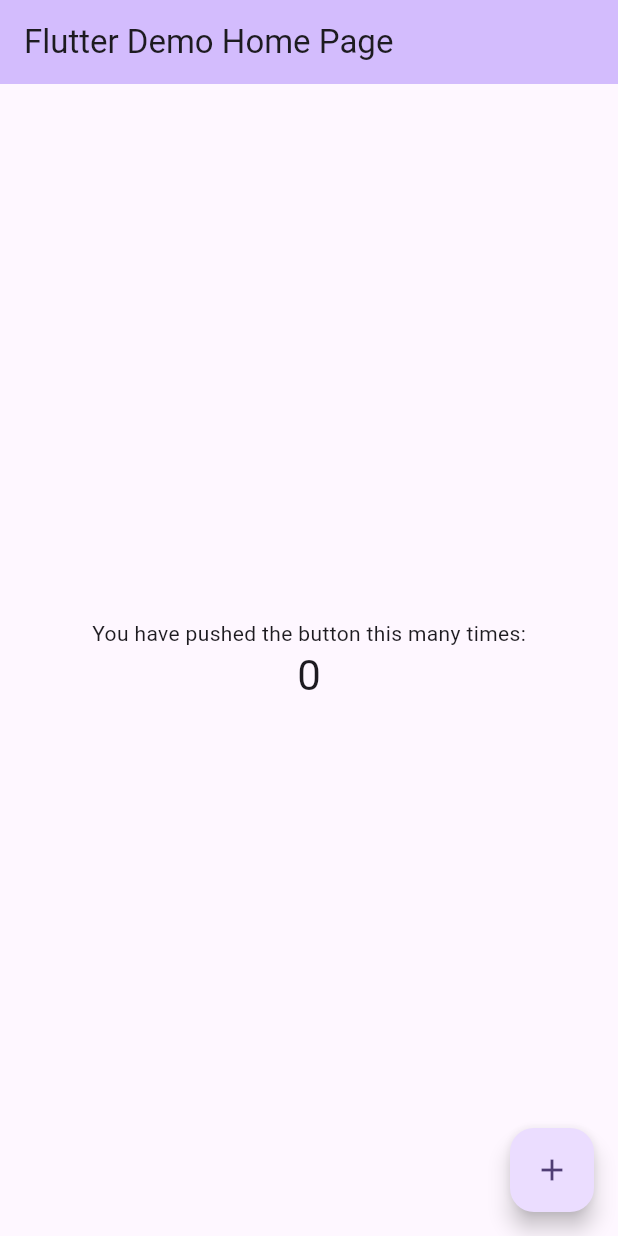
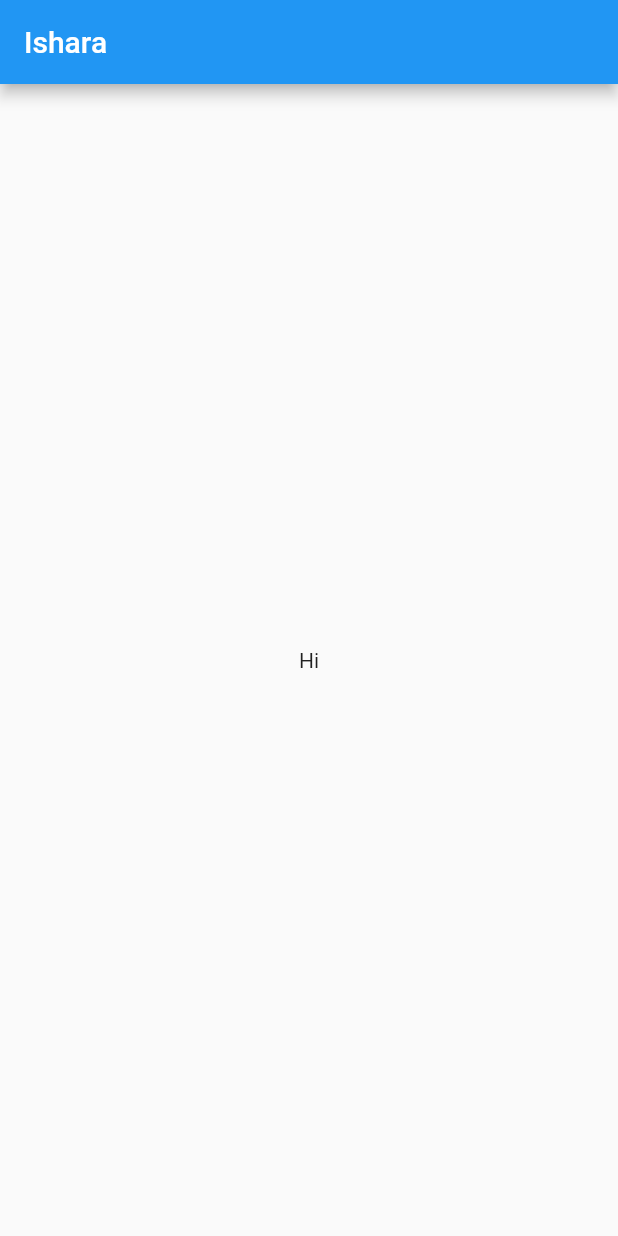
Before and after one commit to KPWIMaduwanthi/MAD_Task, a Flutter app: the screen it shows after launch, on a phone screen of 412 x 824 dp. Run offline on Flutter 3.47's test engine with Material 2 defaults, Android fonts, the phone set to English and light mode, and no system bars.

Commit message:
chage my name

```diff
--- a/flutter_application_1/lib/main.dart
+++ b/flutter_application_1/lib/main.dart
@@ -1,4 +1,5 @@
 import 'package:flutter/material.dart';
+import 'pages/home_page.dart';
 
 void main() {
   runApp(const MyApp());
@@ -7,107 +8,10 @@ void main() {
 class MyApp extends StatelessWidget {
   const MyApp({super.key});
 
-  // This widget is the root of your application.
   @override
   Widget build(BuildContext context) {
-    return MaterialApp(
-      title: 'Flutter Demo',
-      theme: ThemeData(
-        // This is the theme of your application.
-        //
-        // TRY THIS: Try running your application with "flutter run". You'll see
-        // the application has a blue toolbar. Then, without quitting the app,
-        // try changing the seedColor in the colorScheme below to Colors.green
-        // and then invoke "hot reload" (save your changes or press the "hot
-        // reload" button in a Flutter-supported IDE, or press "r" if you used
-        // the command line to start the app).
-        //
-        // Notice that the counter didn't reset back to zero; the application
-        // state is not lost during the reload. To reset the state, use hot
-        // restart instead.
-        //
-        // This works for code too, not just values: Most code changes can be
-        // tested with just a hot reload.
-        colorScheme: ColorScheme.fromSeed(seedColor: Colors.deepPurple),
-        useMaterial3: true,
-      ),
-      home: const MyHomePage(title: 'Flutter Demo Home Page'),
+    return const MaterialApp(
+      home: HomePage(),
     );
   }
 }
-
-class MyHomePage extends StatefulWidget {
-  const MyHomePage({super.key, required this.title});
-
-  // This widget is the home page of your application. It is stateful, meaning
-  // that it has a State object (defined below) that contains fields that affect
-  // how it looks.
-
-  // This class is the configuration for the state. It holds the values (in this
-  // case the title) provided by the parent (in this case the App widget) and
-  // used by the build method of the State. Fields in a Widget subclass are
-  // always marked "final".
-
-  final String title;
-
-  @override
-  State<MyHomePage> createState() => _MyHomePageState();
-}
-
-class _MyHomePageState extends State<MyHomePage> {
-  int _counter = 0;
-
-  void _incrementCounter() {
-    setState(() {
-      // This call to setState tells the Flutter framework that something has
-      // changed in this State, which causes it to rerun the build method below
-      // so that the display can reflect the updated values. If we changed
-      // _counter without calling setState(), then the build method would not be
-      // called again, and so nothing would appear to happen.
-      _counter++;
-    });
-  }
-
-  @override
-  Widget build(BuildContext context) {
-    // This method is rerun every time setState is called, for instance as done
-    // by the _incrementCounter method above.
-    //
-    // The Flutter framework has been optimized to make rerunning build methods
-    // fast, so that you can just rebuild anything that needs updating rather
-    // than having to individually change instances of widgets.
-    return Scaffold(
-      appBar: AppBar(
-        // TRY THIS: Try changing the color here to a specific color (to
-        // Colors.amber, perhaps?) and trigger a hot reload to see the AppBar
-        // change color while the other colors stay the same.
-        backgroundColor: Theme.of(context).colorScheme.inversePrimary,
-        // Here we take the value from the MyHomePage object that was created by
-        // the App.build method, and use it to set our appbar title.
-        title: Text(widget.title),
-      ),
-      body: Center(
-        // Center is a layout widget. It takes a single child and positions it
-        // in the middle of the parent.
-        child: Column(
-
-          mainAxisAlignment: MainAxisAlignment.center,
-          children: <Widget>[
-            const Text(
-              'You have pushed the button this many times:',
-            ),
-            Text(
-              '$_counter',
-              style: Theme.of(context).textTheme.headlineMedium,
-            ),
-          ],
-        ),
-      ),
-      floatingActionButton: FloatingActionButton(
-        onPressed: _incrementCounter,
-        tooltip: 'Increment',
-        child: const Icon(Icons.add),
-      ), // This trailing comma makes auto-formatting nicer for build methods.
-    );
-  }
-}
--- /dev/null
+++ b/flutter_application_1/lib/pages/home_page.dart
@@ -0,0 +1,14 @@
+import 'package:flutter/material.dart';
+
+class HomePage extends StatelessWidget {
+  const HomePage({super.key});
+
+  @override
+  Widget build(BuildContext context) {
+    return Scaffold(
+        appBar: AppBar(title: const Text("Ishara"), elevation:4),
+        body: const Center(
+          child: Text("Hi"),
+        ));
+  }
+}
```
